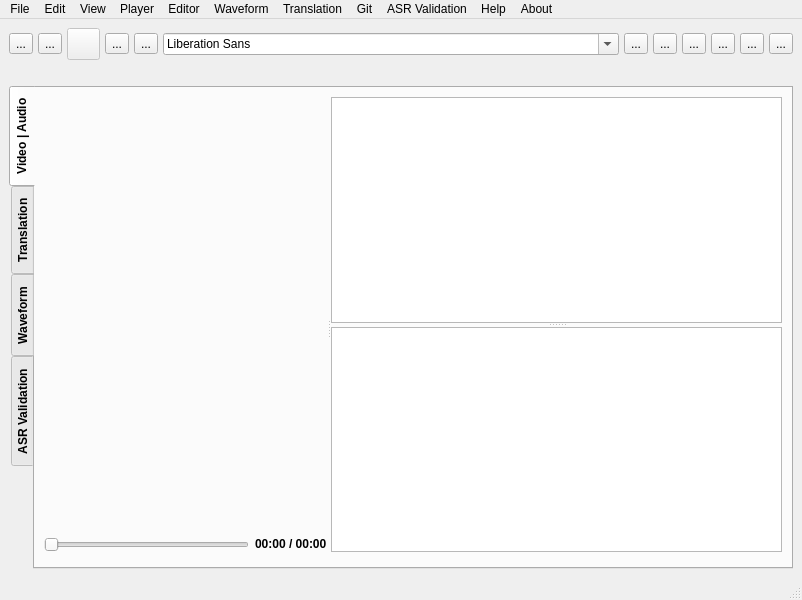
Qt form tool.ui (ljn7/Vagyojaka) before a commit.
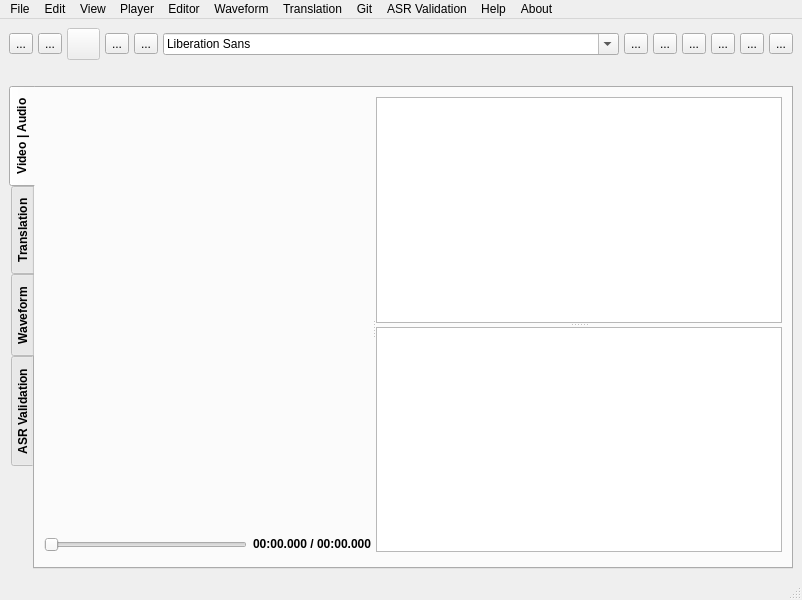
The same form after that commit. Icons and pictures are not drawn. Custom widgets are drawn as their Qt base class.

```diff
--- a/tool.ui
+++ b/tool.ui
@@ -520,7 +520,7 @@
                    </sizepolicy>
                   </property>
                   <property name="text">
-                   <string>00:00 / 00:00</string>
+                   <string>00:00.000 / 00:00.000</string>
                   </property>
                  </widget>
                 </item>
```
Left out of the diff: 2 changed lines with no effect on the pictures.
